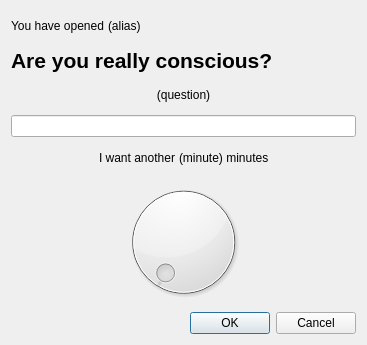
Old version of the form Consciousness/window/popup.ui in the repository UnnamedOrange/Consciousness.
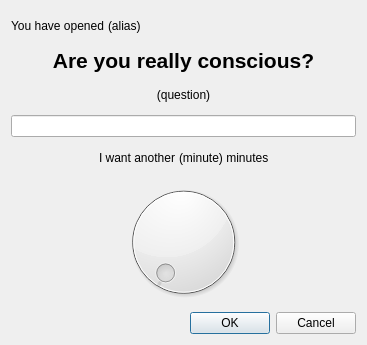
New version of the form.

```diff
--- a/Consciousness/window/popup.ui
+++ b/Consciousness/window/popup.ui
@@ -65,6 +65,9 @@
      <property name="text">
       <string>Are you really conscious?</string>
      </property>
+     <property name="alignment">
+      <set>Qt::AlignCenter</set>
+     </property>
     </widget>
    </item>
    <item>
```
